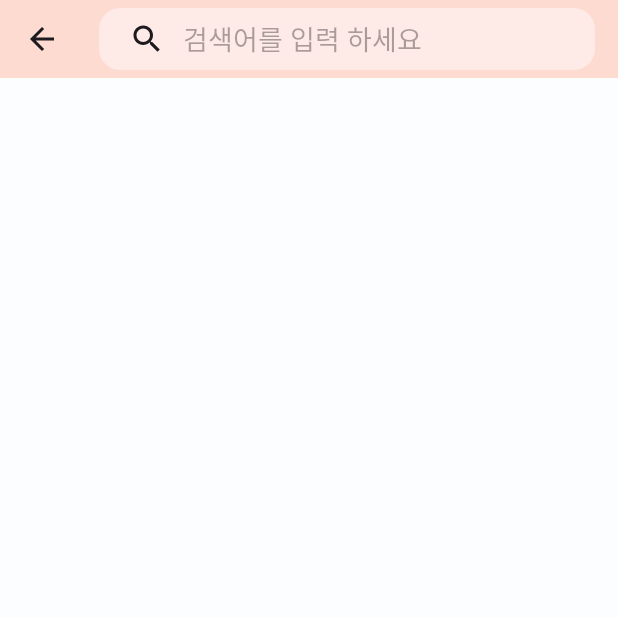
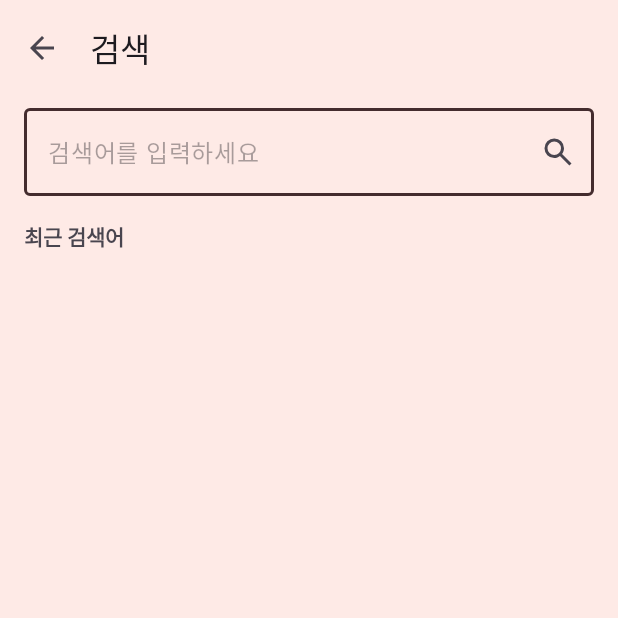
Before and after one commit to chanho0908/CloudBridge, an Android app: the SearchActivity screen opened directly, with no data from a screen before it, on a phone screen of 412 x 824 dp, the top half of it. Run offline under Robolectric (Android 15) with nearby library versions, the light colour scheme and no system bars.

Commit message:
BottomSheet Design 수정 및 검색 화면 Design

```diff
--- a/app/src/main/java/com/myproject/cloudbridge/ui/search/SearchActivity.kt
+++ b/app/src/main/java/com/myproject/cloudbridge/ui/search/SearchActivity.kt
@@ -12,7 +12,7 @@ class SearchActivity : AppCompatActivity() {
         setContentView(binding.root)
 
         binding.apply {
-            materialToolbar.setNavigationOnClickListener {
+            toolbarSearch.setNavigationOnClickListener {
                 // 현재 Activity를 종료시킨다.
                 finish()
             }
--- a/app/src/main/res/layout/activity_search.xml
+++ b/app/src/main/res/layout/activity_search.xml
@@ -1,37 +1,88 @@
 <?xml version="1.0" encoding="utf-8"?>
-<androidx.constraintlayout.widget.ConstraintLayout xmlns:android="http://schemas.android.com/apk/res/android"
+<LinearLayout xmlns:android="http://schemas.android.com/apk/res/android"
     xmlns:app="http://schemas.android.com/apk/res-auto"
     xmlns:tools="http://schemas.android.com/tools"
     android:layout_width="match_parent"
     android:layout_height="match_parent"
-    android:background="@color/_white"
+    android:background="@color/shrine_pink_50"
+    android:orientation="vertical"
     tools:context=".ui.search.SearchFragment">
 
     <com.google.android.material.appbar.MaterialToolbar
-        android:id="@+id/materialToolbar"
+        android:id="@+id/toolbar_search"
         android:layout_width="match_parent"
-        android:layout_height="52dp"
-        android:background="@color/shrine_pink_100"
-        android:minHeight="?attr/actionBarSize"
-        android:theme="?attr/actionBarTheme"
-        app:layout_constraintEnd_toEndOf="parent"
-        app:layout_constraintStart_toStartOf="parent"
-        app:layout_constraintTop_toTopOf="parent"
-        app:navigationIcon="@drawable/arrow_back_24px">
-
-        <androidx.appcompat.widget.SearchView
-            android:id="@+id/search_view"
-            android:layout_width="match_parent"
-            android:layout_height="match_parent"
-            android:layout_marginStart="10dp"
-            android:layout_marginEnd="15dp"
-            android:layout_marginTop="5dp"
-            android:layout_marginBottom="5dp"
-            android:background="@drawable/search_view_bg"
-            app:iconifiedByDefault="false"
-            app:queryHint="검색어를 입력 하세요" />
-
-    </com.google.android.material.appbar.MaterialToolbar>
+        android:layout_height="wrap_content"
+        app:navigationIcon="@drawable/arrow_back_24px"
+        app:title="검색" />
 
 
-</androidx.constraintlayout.widget.ConstraintLayout>
+    <LinearLayout
+        android:layout_width="match_parent"
+        android:layout_height="wrap_content"
+        android:orientation="vertical"
+        android:paddingHorizontal="16dp">
+
+        <com.google.android.material.textfield.TextInputLayout
+            android:id="@+id/textinputlayout_search"
+            android:layout_width="match_parent"
+            android:layout_height="wrap_content"
+            android:layout_marginTop="8dp"
+            app:endIconDrawable="@drawable/ic_search"
+            app:endIconMode="custom"
+            app:hintEnabled="false">
+
+            <com.google.android.material.textfield.TextInputEditText
+                android:id="@+id/edittext_search"
+                android:layout_width="match_parent"
+                android:layout_height="wrap_content"
+                android:hint="검색어를 입력하세요"
+                android:inputType="text|textPersonName" />
+
+        </com.google.android.material.textfield.TextInputLayout>
+
+        <LinearLayout
+            android:id="@+id/linearlayout_search_recent_searches"
+            android:layout_width="match_parent"
+            android:layout_height="wrap_content"
+            android:orientation="vertical"
+            android:visibility="visible">
+
+            <TextView
+                android:layout_width="match_parent"
+                android:layout_height="wrap_content"
+                android:layout_marginTop="16dp"
+                android:layout_marginBottom="8dp"
+                android:text="최근 검색어"
+                android:textSize="14sp"
+                android:textStyle="bold" />
+
+            <androidx.recyclerview.widget.RecyclerView
+                android:id="@+id/recyclerview_search_recent_searches"
+                android:layout_width="match_parent"
+                android:layout_height="wrap_content"
+                android:isScrollContainer="true"
+                android:orientation="horizontal" />
+
+        </LinearLayout>
+
+    </LinearLayout>
+
+    <TextView
+        android:id="@+id/textview_no_search"
+        android:layout_width="wrap_content"
+        android:layout_height="wrap_content"
+        android:layout_marginHorizontal="16dp"
+        android:layout_marginTop="16dp"
+        android:text="@string/no_related_search_terms"
+        android:visibility="gone" />
+
+    <androidx.recyclerview.widget.RecyclerView
+        android:id="@+id/recyclerview_search"
+        android:layout_width="match_parent"
+        android:layout_height="wrap_content"
+        android:layout_marginHorizontal="16dp"
+        android:layout_marginTop="16dp"
+        android:visibility="gone" />
+
+
+</LinearLayout>
```
Also changed, not shown: app/src/main/java/com/myproject/cloudbridge/ui/main/MapFragment.kt (+10 -3 lines), app/src/main/res/layout/fragment_map.xml (+40 -50 lines).
